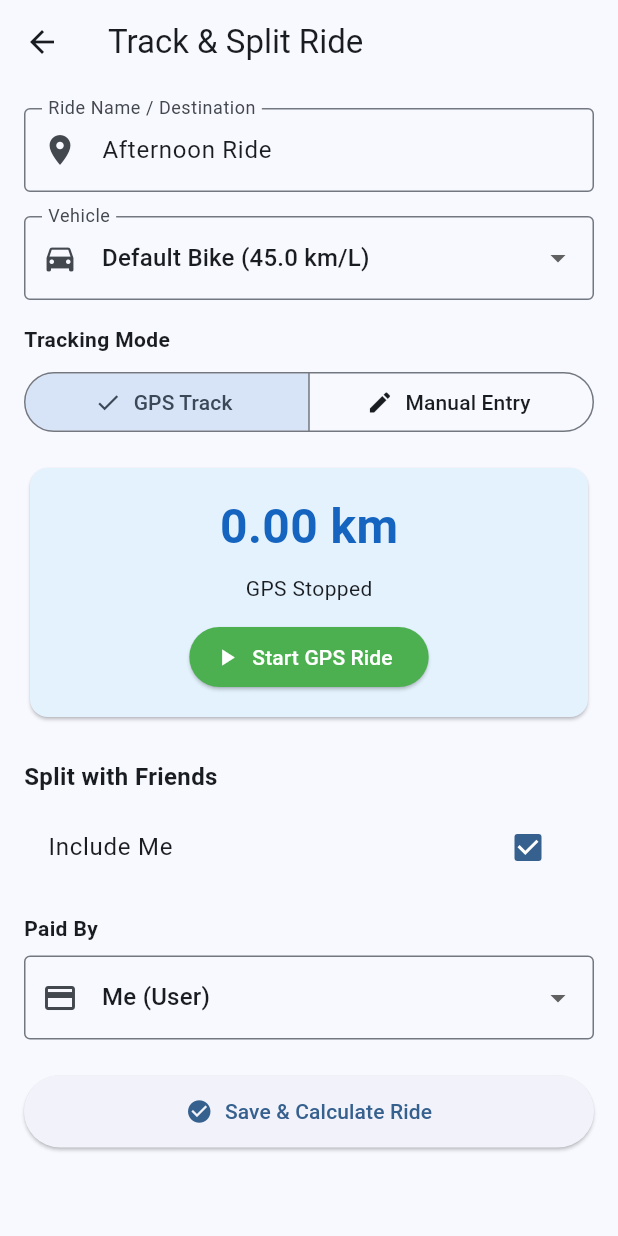
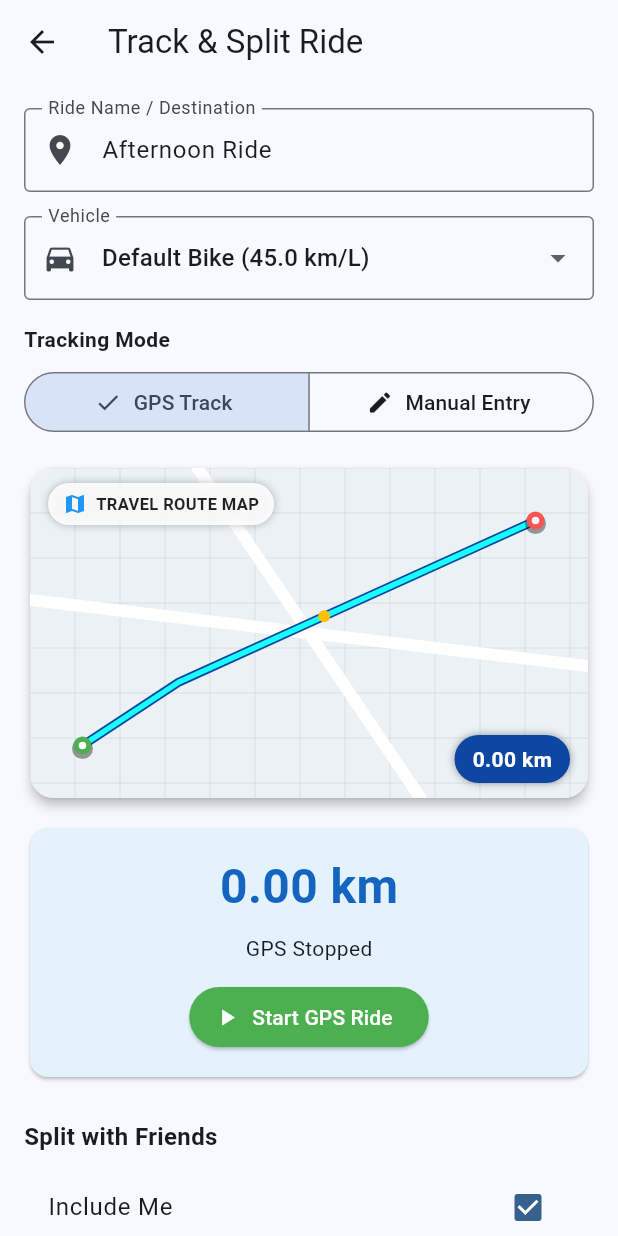
Before and after one commit to madewarabhishek966529-wq/Ride-Mate, a Flutter app: the screen it shows after launch, after a tap on "Start New Ride", on a phone screen of 412 x 824 dp. Run offline on Flutter 3.47's test engine with Material 3 defaults, Android fonts, the phone set to English and light mode, and no system bars; our stand-ins replace csv, flutter_riverpod, pdf, share_plus, sqflite, sqflite_common_ffi and 1 more; accounts and stored records are empty.

Commit message:
added map

```diff
--- a/lib/ui/rides/ride_tracking_screen.dart
+++ b/lib/ui/rides/ride_tracking_screen.dart
@@ -5,6 +5,8 @@ import '../../domain/models/friend.dart';
 import '../../domain/models/ride.dart';
 import '../../domain/models/vehicle.dart';
 import '../../providers/providers.dart';
+
+import '../widgets/travel_route_map_widget.dart';
 
 class RideTrackingScreen extends ConsumerStatefulWidget {
   const RideTrackingScreen({super.key});
@@ -23,9 +25,15 @@ class _RideTrackingScreenState extends ConsumerState<RideTrackingScreen> {
   String _paidBy = 'ME'; // 'ME' or friendId
   final Set<String> _selectedParticipantIds = {'ME'}; // 'ME' + friend IDs
 
-  // Simulation of GPS tracking
+  // Simulation of GPS tracking & Route Map
   bool _isTracking = false;
   double _gpsDistanceKm = 0.0;
+  final List<RoutePoint> _gpsRoutePoints = [
+    RoutePoint(18.5204, 73.8567, label: 'Start'),
+    RoutePoint(18.5310, 73.8640),
+    RoutePoint(18.5420, 73.8750),
+    RoutePoint(18.5580, 73.8910, label: 'Current'),
+  ];
 
   @override
   void dispose() {
@@ -38,15 +46,21 @@ class _RideTrackingScreenState extends ConsumerState<RideTrackingScreen> {
     setState(() {
       _isTracking = true;
       _gpsDistanceKm = 0.0;
+      _gpsRoutePoints.clear();
+      _gpsRoutePoints.add(RoutePoint(18.5204, 73.8567, label: 'Start'));
     });
   }
 
   void _stopGpsTracking() {
     setState(() {
       _isTracking = false;
-      // Simulate recorded distance if 0
       if (_gpsDistanceKm == 0.0) {
         _gpsDistanceKm = 14.5;
+        _gpsRoutePoints.addAll([
+          RoutePoint(18.5310, 73.8640),
+          RoutePoint(18.5420, 73.8750),
+          RoutePoint(18.5580, 73.8910, label: 'Destination'),
+        ]);
       }
     });
   }
@@ -177,8 +191,14 @@ class _RideTrackingScreenState extends ConsumerState<RideTrackingScreen> {
                     ),
                     const SizedBox(height: 16),
 
-                    // GPS Mode UI
+                    // GPS Mode UI & Travel Map Section
                     if (_trackingMode == 'GPS') ...[
+                      TravelRouteMapWidget(
+                        routePoints: _gpsRoutePoints,
+                        currentDistanceKm: _gpsDistanceKm,
+                        isLiveTracking: _isTracking,
+                      ),
+                      const SizedBox(height: 12),
                       Card(
                         color: _isTracking ? Colors.green.shade50 : Colors.blue.shade50,
                         child: Padding(
@@ -195,7 +215,7 @@ class _RideTrackingScreenState extends ConsumerState<RideTrackingScreen> {
                               ),
                               const SizedBox(height: 8),
                               Text(
-                                _isTracking ? 'Tracking GPS distance...' : 'GPS Stopped',
+                                _isTracking ? 'Tracking GPS distance & mapping route...' : 'GPS Stopped',
                                 style: const TextStyle(fontSize: 14),
                               ),
                               const SizedBox(height: 12),
--- a/lib/ui/settings/settings_screen.dart
+++ b/lib/ui/settings/settings_screen.dart
@@ -1,6 +1,8 @@
 import 'package:flutter/material.dart';
 import 'package:flutter_riverpod/flutter_riverpod.dart';
 import 'export_report_screen.dart';
+
+import '../vehicles/vehicle_list_screen.dart';
 
 final themeModeProvider = StateProvider<ThemeMode>((ref) => ThemeMode.system);
 
@@ -55,6 +57,25 @@ class SettingsScreen extends ConsumerWidget {
           const Padding(
             padding: EdgeInsets.fromLTRB(16, 16, 16, 8),
             child: Text(
+              'Vehicles & Mileage',
+              style: TextStyle(fontSize: 14, fontWeight: FontWeight.bold, color: Colors.blue),
+            ),
+          ),
+          ListTile(
+            leading: const Icon(Icons.two_wheeler),
+            title: const Text('Manage & Edit Vehicles'),
+            subtitle: const Text('Add vehicles, set default fuel price & edit estimates'),
+            trailing: const Icon(Icons.chevron_right),
+            onTap: () {
+              Navigator.of(context).push(
+                MaterialPageRoute(builder: (context) => const VehicleListScreen()),
+              );
+            },
+          ),
+          const Divider(),
+          const Padding(
+            padding: EdgeInsets.fromLTRB(16, 16, 16, 8),
+            child: Text(
               'Data & Export',
               style: TextStyle(fontSize: 14, fontWeight: FontWeight.bold, color: Colors.blue),
             ),
--- /dev/null
+++ b/lib/ui/widgets/travel_route_map_widget.dart
@@ -0,0 +1,225 @@
+import 'dart:math';
+import 'package:flutter/material.dart';
+
+class RoutePoint {
+  final double lat;
+  final double lon;
+  final String? label;
+
+  RoutePoint(this.lat, this.lon, {this.label});
+}
+
+class TravelRouteMapWidget extends StatelessWidget {
+  final List<RoutePoint> routePoints;
+  final double currentDistanceKm;
+  final bool isLiveTracking;
+
+  const TravelRouteMapWidget({
+    super.key,
+    required this.routePoints,
+    required this.currentDistanceKm,
+    this.isLiveTracking = false,
+  });
+
+  @override
+  Widget build(BuildContext context) {
+    final isDark = Theme.of(context).brightness == Brightness.dark;
+
+    return Card(
+      clipBehavior: Clip.antiAlias,
+      elevation: 3,
+      shape: RoundedRectangleBorder(borderRadius: BorderRadius.circular(16)),
+      child: Stack(
+        children: [
+          // Map Canvas Painter
+          SizedBox(
+            height: 220,
+            width: double.infinity,
+            child: CustomPaint(
+              painter: _MapRoutePainter(
+                routePoints: routePoints,
+                isDark: isDark,
+              ),
+            ),
+          ),
+
+          // Map Header Overlay
+          Positioned(
+            top: 10,
+            left: 12,
+            child: Container(
+              padding: const EdgeInsets.symmetric(horizontal: 10, vertical: 6),
+              decoration: BoxDecoration(
+                color: isDark ? Colors.black.withValues(alpha: 0.7) : Colors.white.withValues(alpha: 0.9),
+                borderRadius: BorderRadius.circular(20),
+                boxShadow: const [BoxShadow(color: Colors.black26, blurRadius: 4)],
+              ),
+              child: Row(
+                mainAxisSize: MainAxisSize.min,
+                children: [
+                  Icon(
+                    isLiveTracking ? Icons.gps_fixed : Icons.map,
+                    size: 16,
+                    color: isLiveTracking ? Colors.green : Colors.blue,
+                  ),
+                  const SizedBox(width: 6),
+                  Text(
+                    isLiveTracking ? 'LIVE GPS TRACKING' : 'TRAVEL ROUTE MAP',
+                    style: TextStyle(
+                      fontSize: 11,
+                      fontWeight: FontWeight.bold,
+                      color: isDark ? Colors.white : Colors.black87,
+                    ),
+                  ),
+                ],
+              ),
+            ),
+          ),
+
+          // Distance HUD Overlay
+          Positioned(
+            bottom: 10,
+            right: 12,
+            child: Container(
+              padding: const EdgeInsets.symmetric(horizontal: 12, vertical: 6),
+              decoration: BoxDecoration(
+                color: Colors.blue.shade900,
+                borderRadius: BorderRadius.circular(20),
+                boxShadow: const [BoxShadow(color: Colors.black38, blurRadius: 4)],
+              ),
+              child: Text(
+                '${currentDistanceKm.toStringAsFixed(2)} km',
+                style: const TextStyle(
+                  color: Colors.white,
+                  fontWeight: FontWeight.bold,
+                  fontSize: 14,
+                ),
+              ),
+            ),
+          ),
+        ],
+      ),
+    );
+  }
+}
+
+class _MapRoutePainter extends CustomPainter {
+  final List<RoutePoint> routePoints;
+  final bool isDark;
+
+  _MapRoutePainter({required this.routePoints, required this.isDark});
+
+  @override
+  void paint(Canvas canvas, Size size) {
+    // 1. Draw Map Background Grid & Roads
+    final bgPaint = Paint()..color = isDark ? const Color(0xFF1E2638) : const Color(0xFFEBF1F5);
+    canvas.drawRect(Offset.zero & size, bgPaint);
+
+    final gridPaint = Paint()
+      ..color = (isDark ? Colors.white10 : Colors.black.withValues(alpha: 0.05))
+      ..strokeWidth = 1.0;
+
+    for (double i = 0; i < size.width; i += 30) {
+      canvas.drawLine(Offset(i, 0), Offset(i, size.height), gridPaint);
+    }
+    for (double j = 0; j < size.height; j += 30) {
+      canvas.drawLine(Offset(0, j), Offset(size.width, j), gridPaint);
+    }
+
+    // Secondary Map Road network lines
+    final roadPaint = Paint()
+      ..color = (isDark ? Colors.white.withValues(alpha: 0.08) : Colors.white)
+      ..strokeWidth = 8.0
+      ..strokeCap = StrokeCap.round;
+
+    canvas.drawLine(Offset(0, size.height * 0.4), Offset(size.width, size.height * 0.6), roadPaint);
+    canvas.drawLine(Offset(size.width * 0.3, 0), Offset(size.width * 0.7, size.height), roadPaint);
+
+    if (routePoints.isEmpty) return;
+
+    // 2. Plot Route Trail
+    final path = Path();
+    final points = _normalizePoints(routePoints, size);
+
+    if (points.isNotEmpty) {
+      path.moveTo(points.first.dx, points.first.dy);
+      for (int i = 1; i < points.length; i++) {
+        path.lineTo(points[i].dx, points[i].dy);
+      }
+    }
+
+    // Outer Glow / Route Border
+    final routeBorderPaint = Paint()
+      ..color = Colors.blue.shade900
+      ..strokeWidth = 6.0
+      ..style = PaintingStyle.stroke
+      ..strokeCap = StrokeCap.round
+      ..strokeJoin = StrokeJoin.round;
+    canvas.drawPath(path, routeBorderPaint);
+
+    // Inner Active Route Line
+    final routePaint = Paint()
+      ..color = Colors.cyanAccent
+      ..strokeWidth = 3.5
+      ..style = PaintingStyle.stroke
+      ..strokeCap = StrokeCap.round;
+    canvas.drawPath(path, routePaint);
+
+    // 3. Draw Route Markers (Start Pin, Checkpoints, End Pin)
+    for (int i = 0; i < points.length; i++) {
+      final p = points[i];
+      if (i == 0) {
+        // Start Marker (Green)
+        _drawMarkerPin(canvas, p, Colors.green, 'START');
+      } else if (i == points.length - 1) {
+        // Current / End Marker (Red)
+        _drawMarkerPin(canvas, p, Colors.redAccent, 'CURRENT');
+      } else if (i % 2 == 0) {
+        // Checkpoint Dot
+        canvas.drawCircle(p, 4, Paint()..color = Colors.amber);
+      }
+    }
+  }
+
+  void _drawMarkerPin(Canvas canvas, Offset offset, Color color, String label) {
+    // Pin Shadow
+    canvas.drawCircle(offset.translate(0, 2), 7, Paint()..color = Colors.black38);
+    // Pin Outer
+    canvas.drawCircle(offset, 6, Paint()..color = color);
+    // Pin Inner Dot
+    canvas.drawCircle(offset, 2.5, Paint()..color = Colors.white);
+  }
+
+  List<Offset> _normalizePoints(List<RoutePoint> points, Size size) {
+    if (points.isEmpty) return [];
+    if (points.length == 1) return [Offset(size.width / 2, size.height / 2)];
+
+    double minLat = points.first.lat;
+    double maxLat = points.first.lat;
+    double minLon = points.first.lon;
+    double maxLon = points.first.lon;
+
+    for (var p in points) {
+      minLat = min(minLat, p.lat);
+      maxLat = max(maxLat, p.lat);
+      minLon = min(minLon, p.lon);
+      maxLon = max(maxLon, p.lon);
+    }
+
+    final latSpan = max(maxLat - minLat, 0.001);
+    final lonSpan = max(maxLon - minLon, 0.001);
+
+    const margin = 35.0;
+    final usableW = size.width - (margin * 2);
+    final usableH = size.height - (margin * 2);
+
+    return points.map((p) {
+      final x = margin + ((p.lon - minLon) / lonSpan) * usableW;
+      final y = size.height - margin - (((p.lat - minLat) / latSpan) * usableH);
+      return Offset(x, y);
+    }).toList();
+  }
+
+  @override
+  bool shouldRepaint(covariant _MapRoutePainter oldDelegate) => true;
+}
```
